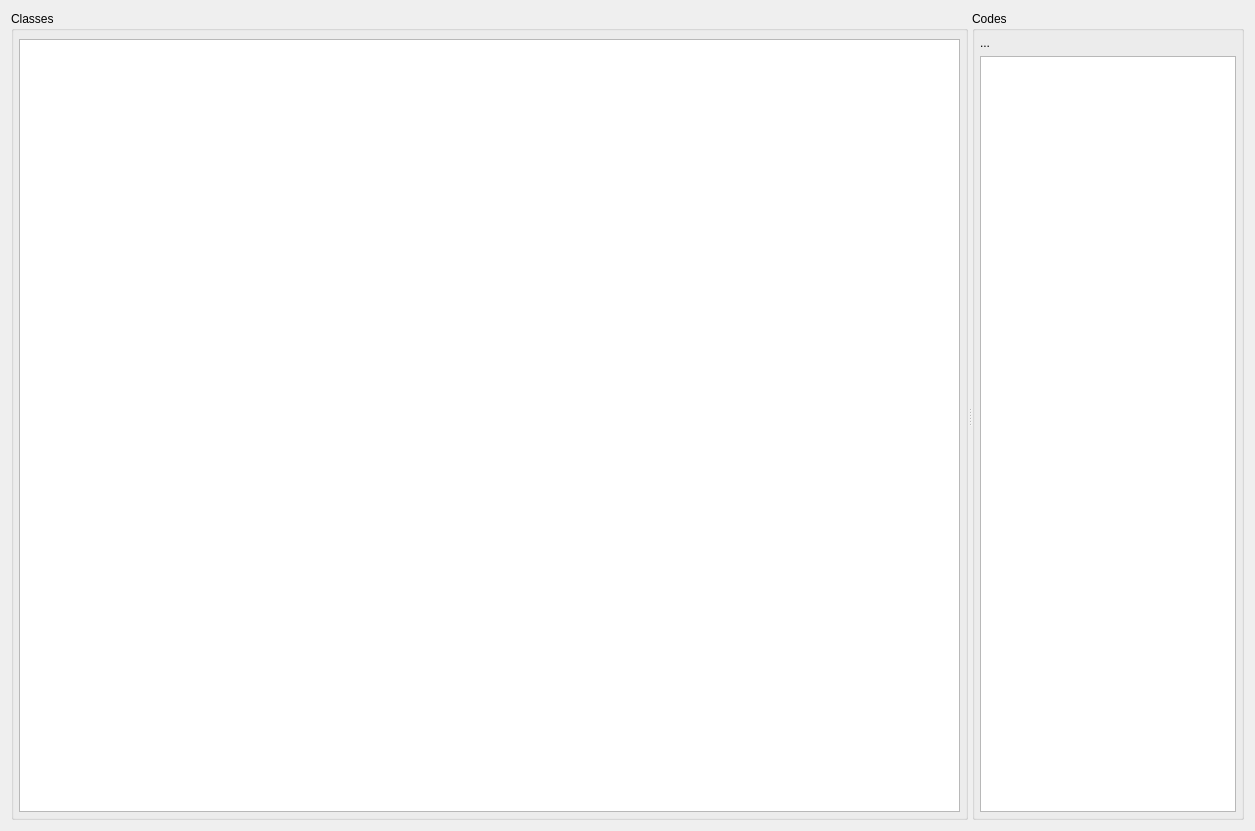
First picture: the form in quickevent/app/plugins/qml/Classes/src/classeswidget.ui, repository Quick-Event/quickbox, before the edit.
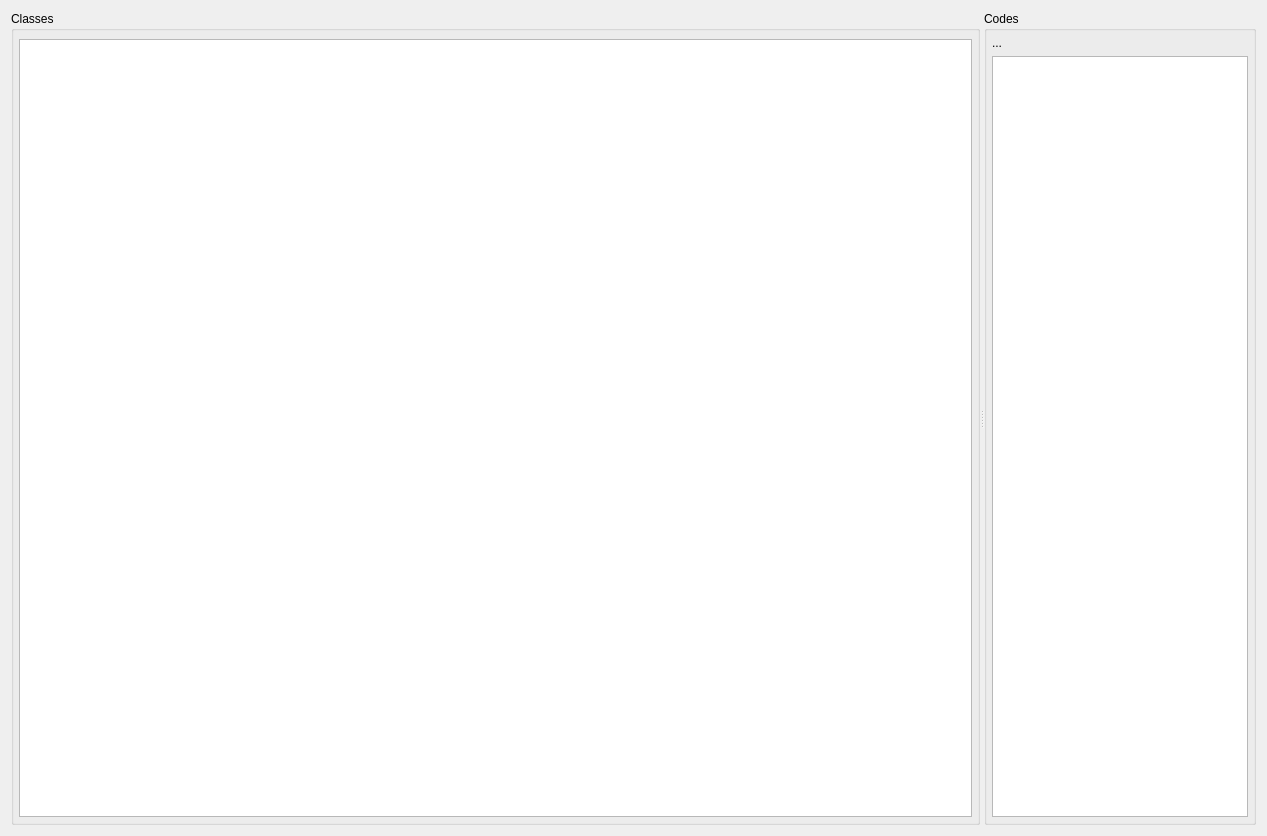
Second picture: the form after the edit. Custom widgets are drawn as their Qt base class.

The edit to the form file:
```diff
--- a/quickevent/app/plugins/qml/Classes/src/classeswidget.ui
+++ b/quickevent/app/plugins/qml/Classes/src/classeswidget.ui
@@ -6,8 +6,8 @@
    <rect>
     <x>0</x>
     <y>0</y>
-    <width>1255</width>
-    <height>831</height>
+    <width>1267</width>
+    <height>836</height>
    </rect>
   </property>
   <property name="sizePolicy">
@@ -122,6 +122,11 @@
    <header location="global">qf/qmlwidgets/splitter.h</header>
    <container>1</container>
   </customwidget>
+  <customwidget>
+   <class>ClassesTableView</class>
+   <extends>QTableView</extends>
+   <header>src/classestableview.h</header>
+  </customwidget>
  </customwidgets>
  <resources/>
  <connections/>
```
Left out of the diff: 2 changed lines with no effect on the pictures.
